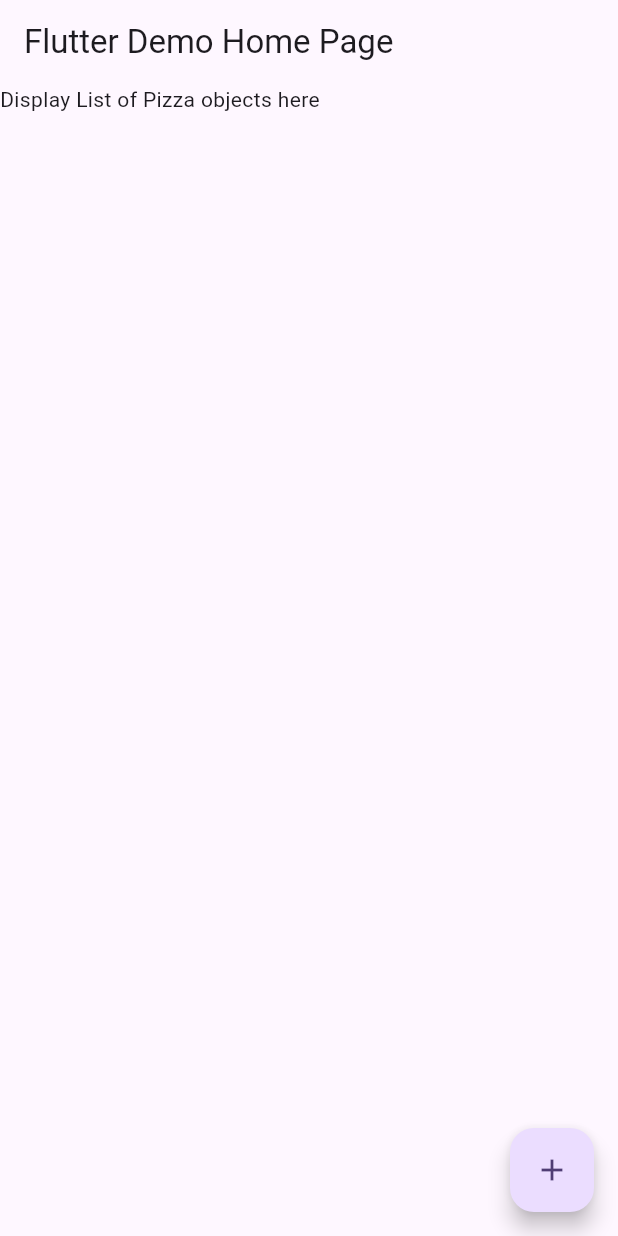
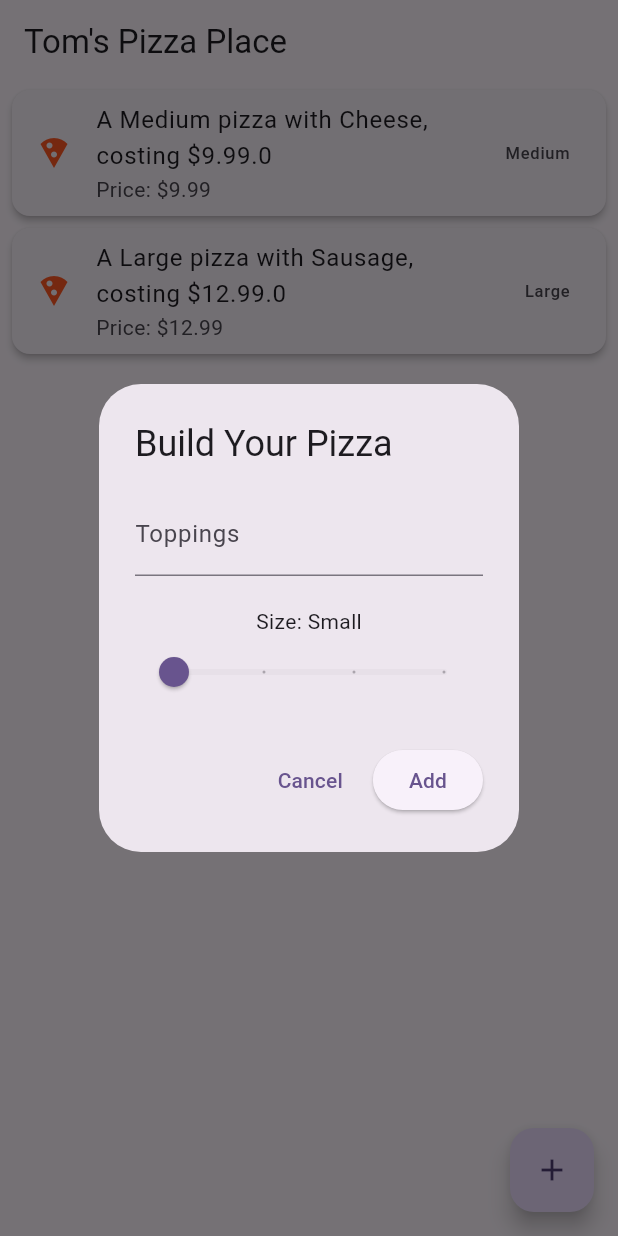
Before and after one commit to CIS-3334-Mobile-at-St-Scholastica/cis3334-unit7-pizzalist-in-flutter-tmajaraunga, a Flutter app: the MyHomePage screen opened directly, after a tap on the "add" icon, on a phone screen of 412 x 824 dp. Run offline on Flutter 3.47's test engine with Material 3 defaults, Android fonts, the phone set to English and light mode, and no system bars.

Commit message:
Learning Activity Done

```diff
--- a/lib/main.dart
+++ b/lib/main.dart
@@ -1,4 +1,5 @@
 import 'package:flutter/material.dart';
+import 'package:unit7_pizzalist/pizza.dart';
 
 void main() {
   runApp(const MyApp());
@@ -15,7 +16,7 @@ class MyApp extends StatelessWidget {
       theme: ThemeData(
         colorScheme: ColorScheme.fromSeed(seedColor: Colors.deepPurple),
       ),
-      home: const MyHomePage(title: 'Flutter Demo Home Page'),
+      home: const MyHomePage(title: "Tom's Pizza Place"),
     );
   }
 }
@@ -29,6 +30,19 @@ class MyHomePage extends StatefulWidget {
 
 class _MyHomePageState extends State<MyHomePage> {
 
+// Declare the list here so it is part of the widget's mutable state
+  // and is accessible by the build() and _addPizza() methods.
+  List<Pizza> pizzasInOrder = []; // Starts as an empty list
+
+  @override
+  void initState() {
+    super.initState();
+    // Optional: Add a starter pizza for immediate viewing
+    pizzasInOrder.add(Pizza("Cheese", 1));
+    pizzasInOrder.add(Pizza("Sausage", 2));
+
+  }
+
   void _addPizza() {
     // TODO: display add pizza Dialog window
     print("addPizza called");
@@ -40,12 +54,98 @@ class _MyHomePageState extends State<MyHomePage> {
       appBar: AppBar(
         title: Text(widget.title),
       ),
-      body: Text("Display List of Pizza objects here"),
+      body: ListView.builder(
+        // 1. Set the itemCount to the size of the list
+          itemCount: pizzasInOrder.length,
+
+          // 2. Set the itemBuilder to define how each pizza looks
+          itemBuilder: (BuildContext context, int position) {
+            final currentPizza = pizzasInOrder[position];
+
+            // 3. Return a widget to display the pizza (using Card and ListTile)
+            return Card(
+              elevation: 2.0, // A little shadow
+              margin: const EdgeInsets.symmetric(
+                  horizontal: 8.0, vertical: 4.0),
+              child: ListTile(
+                leading: const Icon(Icons.local_pizza, color: Colors.deepOrange),
+                // Displays the calculated description
+                title: Text(currentPizza.description),
+                // Use the getter method for clean price display (Bonus ready!)
+                subtitle: Text("Price: ${currentPizza.getPrice()}"),
+                // Optional: Show the size index on the right
+                trailing: Text(PIZZA_SIZES[currentPizza.size]),
+              ),
+            );
+          }
+      ),
+      // Floating Action Button will be added in the next step (Step 4)
       floatingActionButton: FloatingActionButton(
-        onPressed: _addPizza,
-        tooltip: 'Increment',
-        child: Icon(Icons.add),
+        onPressed: _addPizzaSimpler, // Placeholder for the method we define later
+        child: const Icon(Icons.add),
       ), // This trailing comma makes auto-formatting nicer for build methods.
     );
   }
+
+  void _addPizzaSimpler() {
+    final TextEditingController toppingsController = TextEditingController();
+    int tempSizeIndex = 0; // Local variable to hold the size index
+
+    showDialog<void>(
+      context: context,
+      // The inner content is self-contained and manages the Slider's state
+      builder: (BuildContext dialogContext) {
+        return AlertDialog(
+          title: const Text('Build Your Pizza'),
+          content: StatefulBuilder( // Use StatefulBuilder to manage the Slider's state
+            builder: (BuildContext context, StateSetter setState) {
+              return Column(
+                mainAxisSize: MainAxisSize.min,
+                children: [
+                  TextField(
+                    controller: toppingsController,
+                    decoration: const InputDecoration(labelText: 'Toppings'),
+                  ),
+                  const SizedBox(height: 20),
+                  Text('Size: ${PIZZA_SIZES[tempSizeIndex]}'),
+
+                  // Use a Slider for simple index selection
+                  Slider(
+                    value: tempSizeIndex.toDouble(),
+                    min: 0,
+                    max: (PIZZA_SIZES.length - 1).toDouble(),
+                    divisions: PIZZA_SIZES.length - 1,
+                    onChanged: (double newValue) {
+                      setState(() { // This rebuilds only the AlertDialog's content
+                        tempSizeIndex = newValue.round();
+                      });
+                    },
+                  ),
+                ],
+              );
+            },
+          ),
+          actions: [
+            TextButton(
+              onPressed: () => Navigator.pop(dialogContext),
+              child: const Text('Cancel'),
+            ),
+            ElevatedButton(
+              onPressed: () {
+                // Same logic as before, using the local variables
+                final newPizza = Pizza(toppingsController.text.trim(), tempSizeIndex);
+
+                // Update the main app state
+                this.setState(() {
+                  pizzasInOrder.add(newPizza);
+                });
+                Navigator.pop(dialogContext);
+              },
+              child: const Text('Add'),
+            ),
+          ],
+        );
+      },
+    );
+  }
 }
--- /dev/null
+++ b/lib/pizza.dart
@@ -0,0 +1,29 @@
+// Arrays must be final as their size and content won't change after initialization
+final PIZZA_PRICES = [7.99, 9.99, 12.99, 14.99];
+final PIZZA_SIZES = ["Small", "Medium", "Large", "X-Large"];
+
+class Pizza {
+  // Attributes (Note: They are public/default access, as per Dart convention)
+  String toppings;
+  String description;
+  double price;
+  int size; // 0=Small, 1=Medium, 2=Large, 3=X-Large
+
+// Constructor requires two parameters: toppings (String) and size index (int)
+  Pizza(this.toppings, this.size)
+  // Use an initializer list to set price and description immediately
+      : price = PIZZA_PRICES[size], // Set price based on the size index
+        description = 'A ${PIZZA_SIZES[size]} pizza with $toppings, costing \$${PIZZA_PRICES[size].toStringAsFixed(2)}.0';
+  // Note: Dart's String interpolation ${...} is used here.
+
+  // Optional: A helper method for clean price display in the UI later (Bonus-ready)
+  String getPrice() {
+    return '\$${price.toStringAsFixed(2)}';
+  }
+
+  // Optional: Override toString() for easy debugging
+  @override
+  String toString() {
+    return 'Pizza: ${description}';
+  }
+}
```
Also changed, not shown: 1 other file.
